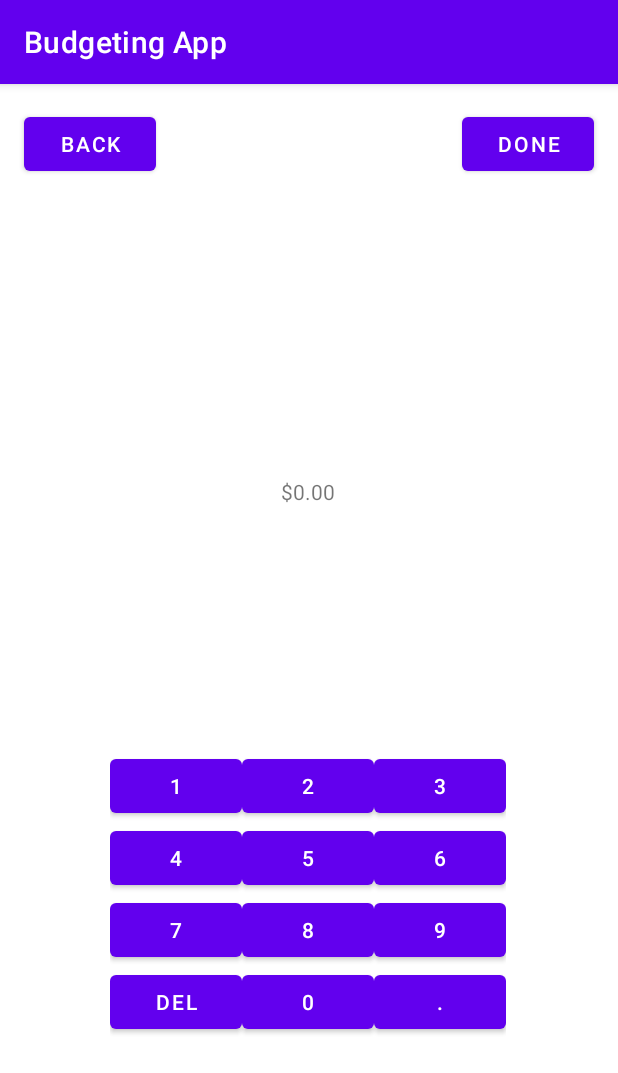
After one commit to jedrm/Android-Budgeting-App, an Android app: the Activity3 screen opened directly, with no data from a screen before it, on a phone screen of 412 x 824 dp. The commit adds this screen. Shown: the top 1073 px of the screen. Run offline under Robolectric (Android 15) with nearby library versions, the light colour scheme and no system bars.

Commit message:
created new activity files (2, 3, 4)

```diff
--- a/app/build.gradle
+++ b/app/build.gradle
@@ -32,6 +32,7 @@ dependencies {
     implementation 'androidx.appcompat:appcompat:1.4.1'
     implementation 'com.google.android.material:material:1.5.0'
     implementation 'androidx.constraintlayout:constraintlayout:2.1.3'
+    implementation 'androidx.gridlayout:gridlayout:1.0.0'
     testImplementation 'junit:junit:4.13.2'
     androidTestImplementation 'androidx.test.ext:junit:1.1.3'
     androidTestImplementation 'androidx.test.espresso:espresso-core:3.4.0'
--- /dev/null
+++ b/app/src/main/java/com/example/budgetingapp/Activity3.java
@@ -0,0 +1,14 @@
+package com.example.budgetingapp;
+
+import androidx.appcompat.app.AppCompatActivity;
+
+import android.os.Bundle;
+
+public class Activity3 extends AppCompatActivity {
+
+    @Override
+    protected void onCreate(Bundle savedInstanceState) {
+        super.onCreate(savedInstanceState);
+        setContentView(R.layout.activity3);
+    }
+}
--- /dev/null
+++ b/app/src/main/res/layout/activity3.xml
@@ -0,0 +1,159 @@
+<?xml version="1.0" encoding="utf-8"?>
+<androidx.constraintlayout.widget.ConstraintLayout xmlns:android="http://schemas.android.com/apk/res/android"
+    xmlns:app="http://schemas.android.com/apk/res-auto"
+    xmlns:tools="http://schemas.android.com/tools"
+    android:layout_width="match_parent"
+    android:layout_height="match_parent"
+    tools:context=".Activity3">
+
+    <Button
+        android:id="@+id/backButton"
+        android:layout_width="wrap_content"
+        android:layout_height="wrap_content"
+        android:layout_marginStart="16dp"
+        android:layout_marginTop="16dp"
+        android:text="@string/back"
+        app:layout_constraintStart_toStartOf="parent"
+        app:layout_constraintTop_toTopOf="parent" />
+
+    <Button
+        android:id="@+id/doneButton"
+        android:layout_width="wrap_content"
+        android:layout_height="wrap_content"
+        android:layout_marginTop="16dp"
+        android:layout_marginEnd="16dp"
+        android:text="@string/done"
+        app:layout_constraintEnd_toEndOf="parent"
+        app:layout_constraintTop_toTopOf="parent" />
+
+    <androidx.constraintlayout.widget.ConstraintLayout
+        android:layout_width="344dp"
+        android:layout_height="619dp"
+        app:layout_constraintBottom_toBottomOf="parent"
+        app:layout_constraintEnd_toEndOf="parent"
+        app:layout_constraintHorizontal_bias="0.492"
+        app:layout_constraintStart_toStartOf="parent"
+        app:layout_constraintTop_toTopOf="parent"
+        app:layout_constraintVertical_bias="0.687">
+
+        <androidx.gridlayout.widget.GridLayout
+            android:id="@+id/gridLayout"
+            android:layout_width="wrap_content"
+            android:layout_height="wrap_content"
+            app:columnCount="3"
+            app:layout_constraintBottom_toBottomOf="parent"
+            app:layout_constraintEnd_toEndOf="parent"
+            app:layout_constraintStart_toStartOf="parent"
+            app:layout_constraintTop_toTopOf="parent"
+            app:layout_constraintVertical_bias="0.80"
+            app:rowCount="4">
+
+            <Button
+                android:id="@+id/op1"
+                android:layout_width="wrap_content"
+                android:layout_height="wrap_content"
+                android:text="@string/_1"
+                app:layout_column="0"
+                app:layout_row="0" />
+
+            <Button
+                android:id="@+id/op2"
+                android:layout_width="wrap_content"
+                android:layout_height="wrap_content"
+                android:text="@string/_2"
+                app:layout_column="1"
+                app:layout_row="0" />
+
+            <Button
+                android:id="@+id/op3"
+                android:layout_width="wrap_content"
+                android:layout_height="wrap_content"
+                android:text="@string/_3"
+                app:layout_column="2"
+                app:layout_row="0" />
+
+            <Button
+                android:id="@+id/op4"
+                android:layout_width="wrap_content"
+                android:layout_height="wrap_content"
+                android:text="@string/_4"
+                app:layout_column="0"
+                app:layout_row="1" />
+
+            <Button
+                android:id="@+id/op5"
+                android:layout_width="wrap_content"
+                android:layout_height="wrap_content"
+                android:text="@string/_5"
+                app:layout_column="1"
+                app:layout_row="1" />
+
+            <Button
+                android:id="@+id/op6"
+                android:layout_width="wrap_content"
+                android:layout_height="wrap_content"
+                android:text="@string/_6"
+                app:layout_column="2"
+                app:layout_row="1" />
+
+            <Button
+                android:id="@+id/op7"
+                android:layout_width="wrap_content"
+                android:layout_height="wrap_content"
+                android:text="@string/_7"
+                app:layout_column="0"
+                app:layout_row="2" />
+
+            <Button
+                android:id="@+id/op8"
+                android:layout_width="wrap_content"
+                android:layout_height="wrap_content"
+                android:text="@string/_8"
+                app:layout_column="1"
+                app:layout_row="2" />
+
+            <Button
+                android:id="@+id/op9"
+                android:layout_width="wrap_content"
+                android:layout_height="wrap_content"
+                android:text="@string/_9"
+                app:layout_column="2"
+                app:layout_row="2" />
+
+            <Button
+                android:id="@+id/opDelete"
+                android:layout_width="wrap_content"
+                android:layout_height="wrap_content"
+                android:text="@string/del"
+                app:layout_column="0"
+                app:layout_row="3" />
+
+            <Button
+                android:id="@+id/op0"
+                android:layout_width="wrap_content"
+                android:layout_height="wrap_content"
+                android:text="@string/_0"
+                app:layout_column="1"
+                app:layout_row="3" />
+
+            <Button
+                android:id="@+id/opDot"
+                android:layout_width="wrap_content"
+                android:layout_height="wrap_content"
+                android:text="@string/period"
+                app:layout_column="2"
+                app:layout_row="3" />
+        </androidx.gridlayout.widget.GridLayout>
+
+        <TextView
+            android:id="@+id/moneyAmount"
+            android:layout_width="wrap_content"
+            android:layout_height="wrap_content"
+            android:layout_marginTop="160dp"
+            android:text="@string/_0_00"
+            app:layout_constraintEnd_toEndOf="parent"
+            app:layout_constraintStart_toStartOf="parent"
+            app:layout_constraintTop_toTopOf="parent" />
+    </androidx.constraintlayout.widget.ConstraintLayout>
+
+</androidx.constraintlayout.widget.ConstraintLayout>
--- a/app/src/main/res/values/strings.xml
+++ b/app/src/main/res/values/strings.xml
@@ -3,4 +3,21 @@
     <string name="statistics">Statistics</string>
     <string name="expand">Expand</string>
     <string name="recent_transactions">Recent Transactions</string>
+    <string name="back">Back</string>
+    <string name="transactions">Transactions</string>
+    <string name="done">Done</string>
+    <string name="_1">1</string>
+    <string name="_2">2</string>
+    <string name="_3">3</string>
+    <string name="_4">4</string>
+    <string name="_5">5</string>
+    <string name="_6">6</string>
+    <string name="_7">7</string>
+    <string name="_8">8</string>
+    <string name="_9">9</string>
+    <string name="del">Del</string>
+    <string name="_0">0</string>
+    <string name="period">.</string>
+    <string name="_0_00">$0.00</string>
+    <string name="remove_transactions">Select a transaction to remove</string>
 </resources>
```
Also changed, not shown: app/src/main/AndroidManifest.xml (+9 -0 lines), app/src/main/java/com/example/budgetingapp/Activity2.java (added, +14 -0 lines), app/src/main/java/com/example/budgetingapp/Activity4.java (added, +14 -0 lines), app/src/main/res/layout/activity2.xml (added, +66 -0 lines), app/src/main/res/layout/activity4.xml (added, +76 -0 lines).
